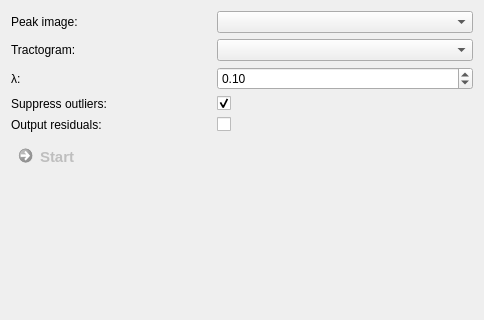
Before: the Qt Designer form Plugins/org.mitk.gui.qt.diffusionimaging.fiberprocessing/src/internal/QmitkFiberFitViewControls.ui in MITK/MITK, drawn with Qt 5; both pictures show x 0 to 484 and y 0 to 320 of the 484 by 574 pixel window.
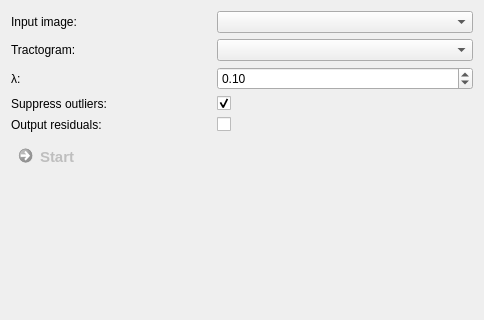
After: the same form once the commit is applied. Custom widgets are drawn as their Qt base class.

Commit message: Add raw signal fit. Todo: enable image output for all input types

```diff
--- a/Plugins/org.mitk.gui.qt.diffusionimaging.fiberprocessing/src/internal/QmitkFiberFitViewControls.ui
+++ b/Plugins/org.mitk.gui.qt.diffusionimaging.fiberprocessing/src/internal/QmitkFiberFitViewControls.ui
@@ -54,7 +54,7 @@
       <item row="0" column="0">
        <widget class="QLabel" name="label_3">
         <property name="text">
-         <string>Peak image:</string>
+         <string>Input image:</string>
         </property>
        </widget>
       </item>
```
Left out of the diff: 6 changed lines with no effect on the pictures. The commit also changes 4 other files.
